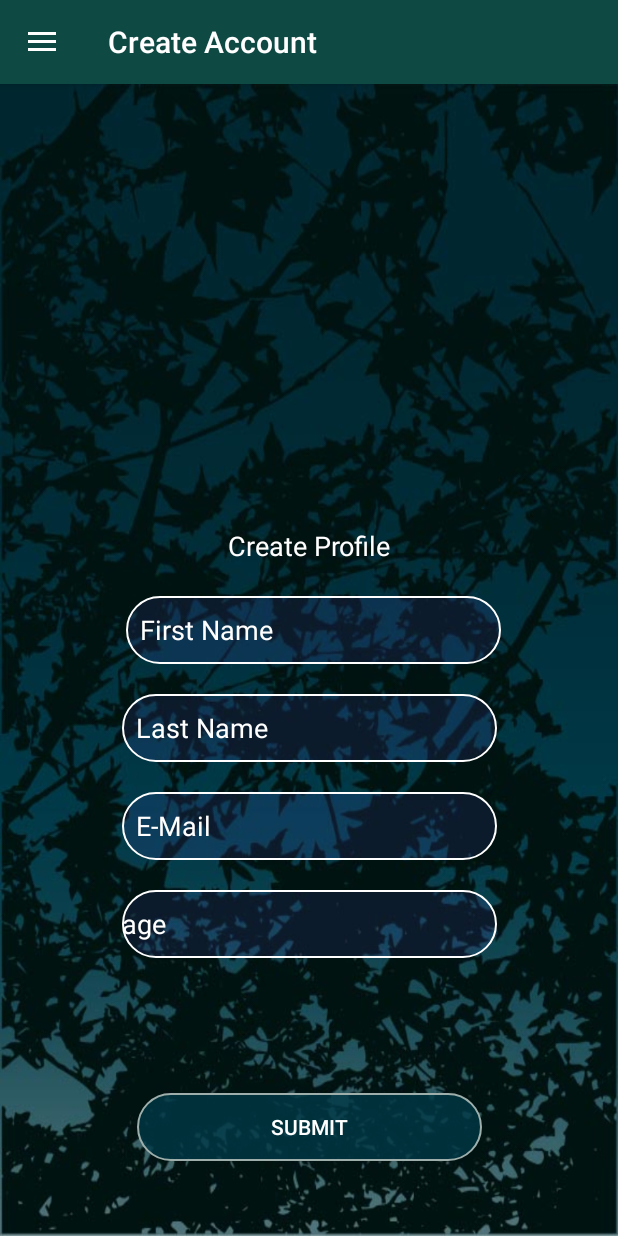
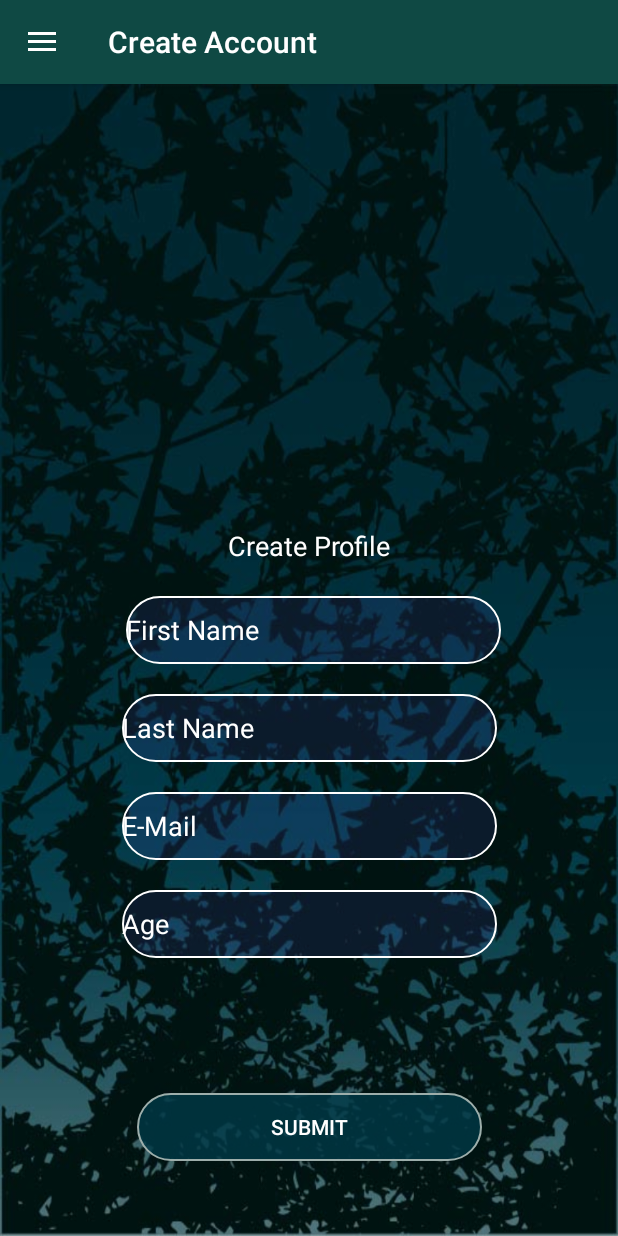
Before and after one commit to MobileApps-Cascadia/northcreekforest-app, an Android app: the screen it shows after launch (MainActivity), after a tap on "CREATE PROFILE", on a phone screen of 412 x 824 dp. Run offline under Robolectric (Android 15) with nearby library versions, the phone set to English and light mode, and no system bars; our stand-ins replace Room's generated code; libraries missing offline, so code that uses them is left out: com.google.zxing.integration.

Commit message:
All strings moved to strings.xml; layout files commented

```diff
--- a/app/src/main/res/layout/activity_account_form.xml
+++ b/app/src/main/res/layout/activity_account_form.xml
@@ -1,4 +1,13 @@
 <?xml version="1.0" encoding="utf-8"?>
+
+<!-- TODO: Constraints check on views in this ConstraintLayout -->
+<!-- TODO: Standardize View id names -->
+<!-- TODO: Eliminate use leading spaces in strings to correct layout issues -->
+<!-- TODO: Add paddingLeft and paddingRight to EditText views so user entry is within border -->
+<!-- TODO: Determine how the IDE deals with package/module names that are in xml/quotes -->
+<!-- TODO: Consider enabling Autofill -->
+
+
 <androidx.constraintlayout.widget.ConstraintLayout xmlns:android="http://schemas.android.com/apk/res/android"
     xmlns:app="http://schemas.android.com/apk/res-auto"
     xmlns:tools="http://schemas.android.com/tools"
@@ -13,7 +22,7 @@
         android:layout_width="wrap_content"
         android:layout_height="26dp"
         android:layout_marginTop="5dp"
-        android:text="Create Profile"
+        android:text="@string/create_profile"
         android:textColor="@android:color/white"
         android:textSize="18sp"
         app:layout_constraintEnd_toEndOf="parent"
@@ -29,7 +38,7 @@
         android:layout_marginEnd="2dp"
         android:background="@drawable/text_enter_boarder_background"
         android:ems="10"
-        android:hint="  First Name"
+        android:hint="@string/first_name"
         android:inputType="textPersonName"
         android:textColor="@color/common_google_signin_btn_text_dark_default"
         app:layout_constraintEnd_toEndOf="parent"
@@ -45,7 +54,7 @@
         android:layout_marginEnd="8dp"
         android:background="@drawable/text_enter_boarder_background"
         android:ems="10"
-        android:hint="  Last Name"
+        android:hint="@string/last_name"
         android:inputType="textPersonName"
         android:textColor="@color/common_google_signin_btn_text_dark_default"
         app:layout_constraintEnd_toEndOf="parent"
@@ -62,7 +71,7 @@
         android:layout_marginEnd="8dp"
         android:background="@drawable/text_enter_boarder_background"
         android:ems="10"
-        android:hint="  E-Mail"
+        android:hint="@string/email"
         android:inputType="textEmailAddress"
         android:textColor="@color/common_google_signin_btn_text_dark_default"
         app:layout_constraintEnd_toEndOf="parent"
@@ -78,7 +87,7 @@
         android:layout_marginEnd="8dp"
         android:background="@drawable/text_enter_boarder_background"
         android:ems="10"
-        android:hint="age"
+        android:hint="@string/age"
         android:inputType = "phone"
         android:textColor="@color/common_google_signin_btn_text_dark_default"
         app:layout_constraintEnd_toEndOf="parent"
@@ -92,7 +101,7 @@
         android:layout_marginTop="5dp"
         android:layout_marginBottom="50dp"
         android:background="@drawable/button_style_one"
-        android:text="Submit"
+        android:text="@string/submit"
         app:layout_constraintBottom_toBottomOf="parent"
         app:layout_constraintEnd_toEndOf="parent"
         app:layout_constraintStart_toStartOf="parent"
--- a/app/src/main/res/layout/content_main.xml
+++ b/app/src/main/res/layout/content_main.xml
@@ -1,4 +1,11 @@
 <?xml version="1.0" encoding="utf-8"?>
+
+<!-- TODO: Investigate app:layout_behavior use here (string resource is missing)-->
+<!-- TODO: Consider formally standardizing layout types -->
+<!-- TODO: Standardize View id names -->
+<!-- TODO: Use theme for colors -->
+<!-- TODO: Update to reflect package refactor -->
+
 <RelativeLayout xmlns:android="http://schemas.android.com/apk/res/android"
     xmlns:app="http://schemas.android.com/apk/res-auto"
     xmlns:tools="http://schemas.android.com/tools"
@@ -11,6 +18,6 @@
         <FrameLayout
             android:id="@+id/content_frame"
             android:layout_width="match_parent"
-            android:layout_height="match_parent"></FrameLayout>
+            android:layout_height="match_parent" />
 
 </RelativeLayout>
--- a/app/src/main/res/layout/drawer_layout.xml
+++ b/app/src/main/res/layout/drawer_layout.xml
@@ -1,4 +1,8 @@
 <?xml version="1.0" encoding="utf-8"?>
+
+<!-- TODO: Standardize View id names -->
+<!-- TODO: Use theme for colors -->
+
 <androidx.coordinatorlayout.widget.CoordinatorLayout xmlns:android="http://schemas.android.com/apk/res/android"
     xmlns:app="http://schemas.android.com/apk/res-auto"
     xmlns:tools="http://schemas.android.com/tools"
--- a/app/src/main/res/layout/fragment_plants.xml
+++ b/app/src/main/res/layout/fragment_plants.xml
@@ -1,4 +1,7 @@
 <?xml version="1.0" encoding="utf-8"?>
+
+<!-- TODO: Standardize View id names -->
+
 <LinearLayout xmlns:android="http://schemas.android.com/apk/res/android"
     android:layout_width="wrap_content"
     android:layout_height="wrap_content"
--- a/app/src/main/res/layout/fragment_plants_list.xml
+++ b/app/src/main/res/layout/fragment_plants_list.xml
@@ -1,4 +1,9 @@
 <?xml version="1.0" encoding="utf-8"?>
+
+<!-- TODO: Standardize View id names -->
+<!-- TODO: Use theme for colors -->
+<!-- TODO: Update to reflect package refactor -->
+
 <androidx.recyclerview.widget.RecyclerView xmlns:android="http://schemas.android.com/apk/res/android"
     xmlns:app="http://schemas.android.com/apk/res-auto"
     xmlns:tools="http://schemas.android.com/tools"
--- a/app/src/main/res/layout/toolbar.xml
+++ b/app/src/main/res/layout/toolbar.xml
@@ -1,4 +1,8 @@
 <?xml version="1.0" encoding="utf-8"?>
+
+<!-- TODO: Standardize View id names -->
+<!-- TODO: Ensure all properties are compatible with minimum API -->
+
 <androidx.appcompat.widget.Toolbar xmlns:android="http://schemas.android.com/apk/res/android"
     xmlns:app="http://schemas.android.com/apk/res-auto"
     android:layout_width="match_parent"
--- a/app/src/main/res/menu/drawer_view.xml
+++ b/app/src/main/res/menu/drawer_view.xml
@@ -6,11 +6,11 @@
         <item
             android:id="@+id/nav_splash"
             android:icon="@drawable/ic_launcher_background"
-            android:title="Splash" />
+            android:title="@string/splash_nav" />
         <item
             android:id="@+id/nav_create"
             android:icon="@drawable/ic_launcher_background"
-            android:title="Create Profile" />
+            android:title="@string/create_profile_nav" />
         <item
             android:id="@+id/nav_home"
             android:icon="@drawable/ic_launcher_background"
--- a/app/src/main/res/values/integers.xml
+++ b/app/src/main/res/values/integers.xml
@@ -1,7 +1,7 @@
 <?xml version="1.0" encoding="utf-8"?>
 <resources>
 
-    //QR Scanner Integers
+    <!-- QR Scanner Integers -->
     <integer name="starting_index_last4_URL">53</integer>
     <integer name="URL_length">58</integer>
 </resources>
--- a/app/src/main/res/values/strings.xml
+++ b/app/src/main/res/values/strings.xml
@@ -1,27 +1,59 @@
 <resources>
+
+    <!-- TODO: Make strings consistent -->
+    <!-- TODO: Standardize string naming conventions -->
+    <!-- TODO: Eliminate use leading spaces in strings to correct layout issues -->
+
     <string name="app_name">FONCF Photo-Points</string>
 
-    //About us Strings
+    <!-- About us Strings -->
     <string name="appDescription"> The purpose of this app is to help monitor the lifecycle of plant life and stream quality</string>
     <string name="viewMore"> If you would like to view more information about the site please visit these links</string>
     <string name="Donate">https://www.friendsnorthcreekforest.org/support--donate.html</string>
     <string name="Home">https://www.friendsnorthcreekforest.org/</string>
 
-    //Scanner strings
+    <!-- Scanner strings -->
     <string name="take_barcode_picture">Camera</string>
     <string name="scan_barcode">Scan </string>
     <string name="open_camera">OPEN CAMERA</string>
     <string name="send_email">SEND EMAIL</string>
 
-    //Nav Drawer Strings
+    <!-- Nav Drawer Strings -->
     <string name="navigation_drawer_open">Open navigation drawer</string>
     <string name="navigation_drawer_close">Close navigation drawer</string>
+    <string name="splash_nav">Welcome</string>
+    <string name="create_profile_nav">Create Profile</string>
     <string name="home_nav">Home</string>
     <string name="scan_nav">Scan</string>
     <string name="plant_nav">Plants</string>
     <string name="about_nav">About</string>
     <string name="contact_nav">Contact</string>
 
+    <!-- Activity and Fragment Strings -->
+    <string name="create_profile">Create Profile</string>
+    <string name="first_name">  First Name</string>
+    <string name="last_name">  Last Name</string>
+    <string name="email">  E-Mail</string>
+    <string name="age">  Age</string>
+    <string name="submit">Submit</string>
+    <string name="take_a_picture">Take a picture</string>
+    <string name="open_scanner">Open Scanner</string>
+    <string name="subject">Subject</string>
+    <string name="message">Message</string>
+    <string name="send_button">Send</string>
+    <string name="email_address">Email Address:</string>
+    <string name="hint_email_body">Message</string>
+    <string name="results">Results</string>
+    <string name="no_barcode_detected">No Barcode Detected</string>
+    <string name="add_content_via_email">ADD CONTENT USING EMAIL</string>
+    <string name="add_information">Add Information</string>
+    <string name="type_of_weather">Type of Weather</string>
+    <string name="temp_string_filler">Filler</string>
+    <string name="action_upload">Upload</string>
+    <string name="collect_data">Collect Data</string>
+    <string name="action_upload_plant_data">Upload Plant Data</string>
+
     <!-- TODO: Remove or change this placeholder text -->
     <string name="hello_blank_fragment">Hello blank fragment</string>
+
 </resources>
--- a/app/src/main/res/values/styles.xml
+++ b/app/src/main/res/values/styles.xml
@@ -16,7 +16,6 @@
     </style>
 
     <style name="AppTheme.AppBarOverlay" parent="ThemeOverlay.AppCompat.Dark.ActionBar" />
-
     <style name="AppTheme.PopupOverlay" parent="ThemeOverlay.AppCompat.Light" />
 
 </resources>
```
Also changed, not shown: app/src/main/res/layout/activity_about.xml (+9 -3 lines), app/src/main/res/layout/activity_barcode_scanner.xml (+5 -2 lines), app/src/main/res/layout/activity_contact.xml (+9 -3 lines), app/src/main/res/layout/activity_email.xml (+9 -3 lines), app/src/main/res/layout/activity_picture_barcode.xml (+7 -1 lines), app/src/main/res/layout/activity_scanned_barcode.xml (+10 -2 lines), app/src/main/res/layout/fragment_image_upload.xml (+10 -5 lines), app/src/main/res/layout/fragment_landing.xml (+5 -2 lines), app/src/main/res/layout/fragment_plant_info.xml (+6 -1 lines), app/src/main/res/layout/fragment_splash.xml (+7 -2 lines).
